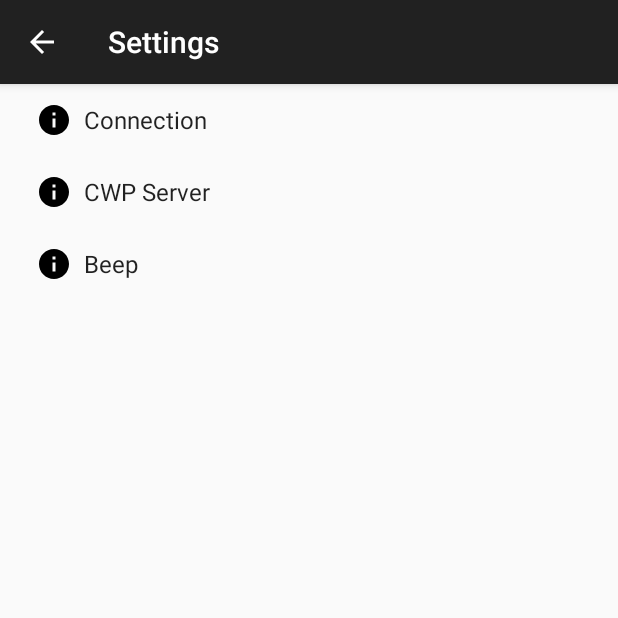
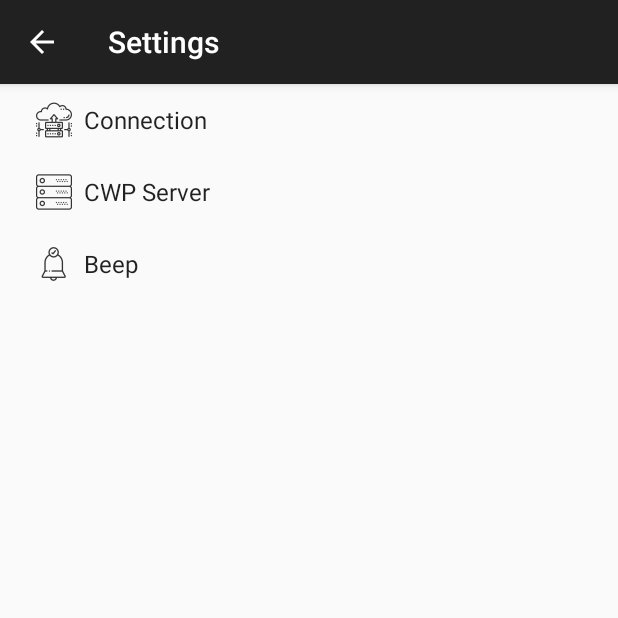
Before and after one commit to awaisiosdev/cwp-client, an Android app: the SettingsActivity screen opened directly, with no data from a screen before it, on a phone screen of 412 x 824 dp, the top half of it. Run offline under Robolectric (Android 15) with nearby library versions, the phone set to English and light mode, and no system bars.

Commit message:
Added new icons for app preference screen.

```diff
--- a/app/src/main/res/xml/pref_headers.xml
+++ b/app/src/main/res/xml/pref_headers.xml
@@ -1,19 +1,19 @@
 <preference-headers xmlns:android="http://schemas.android.com/apk/res/android">
     <header
         android:fragment="esde06.tol.oulu.fi.SettingsActivity$ConnectionPreferenceFragment"
-        android:icon="@drawable/ic_info_black_24dp"
+        android:icon="@drawable/ic_connection_settings"
         android:title="@string/pref_header_connection"
         />
 
     <header
         android:fragment="esde06.tol.oulu.fi.SettingsActivity$CWPServerPreferenceFragment"
-        android:icon="@drawable/ic_info_black_24dp"
+        android:icon="@drawable/ic_server_connection_settings"
         android:title="@string/pref_header_cwpserver"
         />
 
     <header
         android:fragment="esde06.tol.oulu.fi.SettingsActivity$SignalAlertPreferenceFragment"
-        android:icon="@drawable/ic_info_black_24dp"
+        android:icon="@drawable/ic_beep_settings"
         android:title="@string/pref_header_alert"
         />
 </preference-headers>
```
Also changed, not shown: app/src/main/res/drawable-hdpi/ic_beep_settings.png (added), app/src/main/res/drawable-hdpi/ic_connection_settings.png (added), app/src/main/res/drawable-hdpi/ic_server_connection_settings.png (added), app/src/main/res/drawable-mdpi/ic_beep_settings.png (added), app/src/main/res/drawable-mdpi/ic_connection_settings.png (added), app/src/main/res/drawable-mdpi/ic_server_connection_settings.png (added), app/src/main/res/drawable-xhdpi/ic_beep_settings.png (added), app/src/main/res/drawable-xhdpi/ic_connection_settings.png (added), app/src/main/res/drawable-xhdpi/ic_server_connection_settings.png (added), app/src/main/res/drawable-xxhdpi/ic_beep_settings.png (added), app/src/main/res/drawable-xxhdpi/ic_connection_settings.png (added), app/src/main/res/drawable-xxhdpi/ic_server_connection_settings.png (added), app/src/main/res/drawable-xxxhdpi/ic_beep_settings.png (added), app/src/main/res/drawable-xxxhdpi/ic_connection_settings.png (added), 1 more files.
